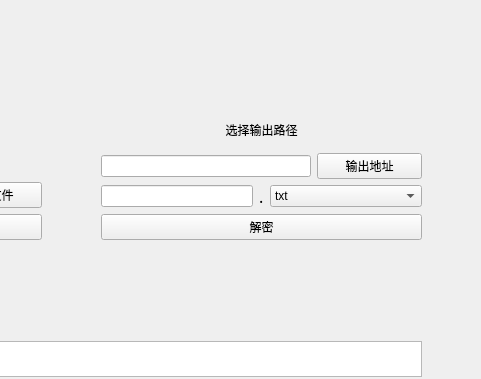
UserWangZz/File_Encryption, file qt/encryption.ui: the form before one commit; both pictures show x 278 to 759 and y 233 to 612 of the 759 by 612 pixel window.
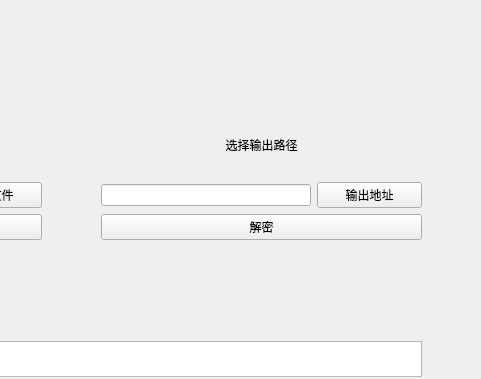
The form after the commit.

```diff
--- a/qt/encryption.ui
+++ b/qt/encryption.ui
@@ -242,7 +242,7 @@
          </spacer>
         </item>
         <item>
-         <layout class="QVBoxLayout" name="verticalLayout_9" stretch="1,4,1">
+         <layout class="QVBoxLayout" name="verticalLayout_9" stretch="1,4">
           <item>
            <widget class="QLabel" name="decryption_output_label">
             <property name="sizePolicy">
@@ -279,71 +279,6 @@
             </item>
            </layout>
           </item>
-          <item>
-           <layout class="QHBoxLayout" name="horizontalLayout_3">
-            <item>
-             <widget class="QLineEdit" name="decryption_filename_lineEdit"/>
-            </item>
-            <item>
-             <widget class="QLabel" name="label_3">
-              <property name="font">
-               <font>
-                <family>Adobe 黑体 Std R</family>
-                <pointsize>12</pointsize>
-               </font>
-              </property>
-              <property name="text">
-               <string>.</string>
-              </property>
-             </widget>
-            </item>
-            <item>
-             <widget class="QComboBox" name="decryption_file_selector">
-              <property name="sizePolicy">
-               <sizepolicy hsizetype="Expanding" vsizetype="Fixed">
-                <horstretch>0</horstretch>
-                <verstretch>0</verstretch>
-               </sizepolicy>
-              </property>
-              <item>
-               <property name="text">
-                <string>txt</string>
-               </property>
-              </item>
-              <item>
-               <property name="text">
-                <string>docx</string>
-               </property>
-              </item>
-              <item>
-               <property name="text">
-                <string>doc</string>
-               </property>
-              </item>
-              <item>
-               <property name="text">
-                <string>pptx</string>
-               </property>
-              </item>
-              <item>
-               <property name="text">
-                <string>ppt</string>
-               </property>
-              </item>
-              <item>
-               <property name="text">
-                <string>xlsx</string>
-               </property>
-              </item>
-              <item>
-               <property name="text">
-                <string>zip</string>
-               </property>
-              </item>
-             </widget>
-            </item>
-           </layout>
-          </item>
          </layout>
         </item>
         <item>
```
